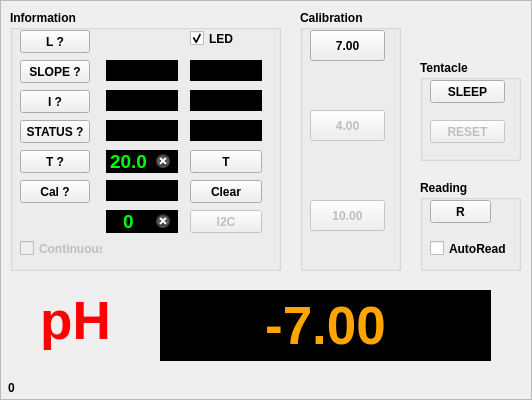
The window that ezoframe.ui (cskv/atlas-tentacle) describes before a commit, drawn with Qt 5.
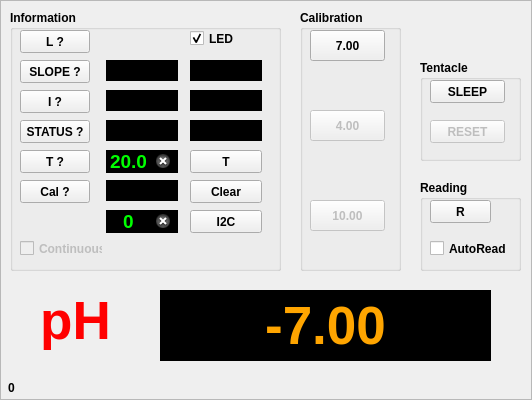
The same window after the commit. Icons and pictures are not drawn. Custom widgets are drawn as their Qt base class.

Patch:
```diff
--- a/ezoframe.ui
+++ b/ezoframe.ui
@@ -616,7 +616,7 @@
    </widget>
    <widget class="QPushButton" name="btnI2CAddr">
     <property name="enabled">
-     <bool>false</bool>
+     <bool>true</bool>
     </property>
     <property name="geometry">
      <rect>
```
